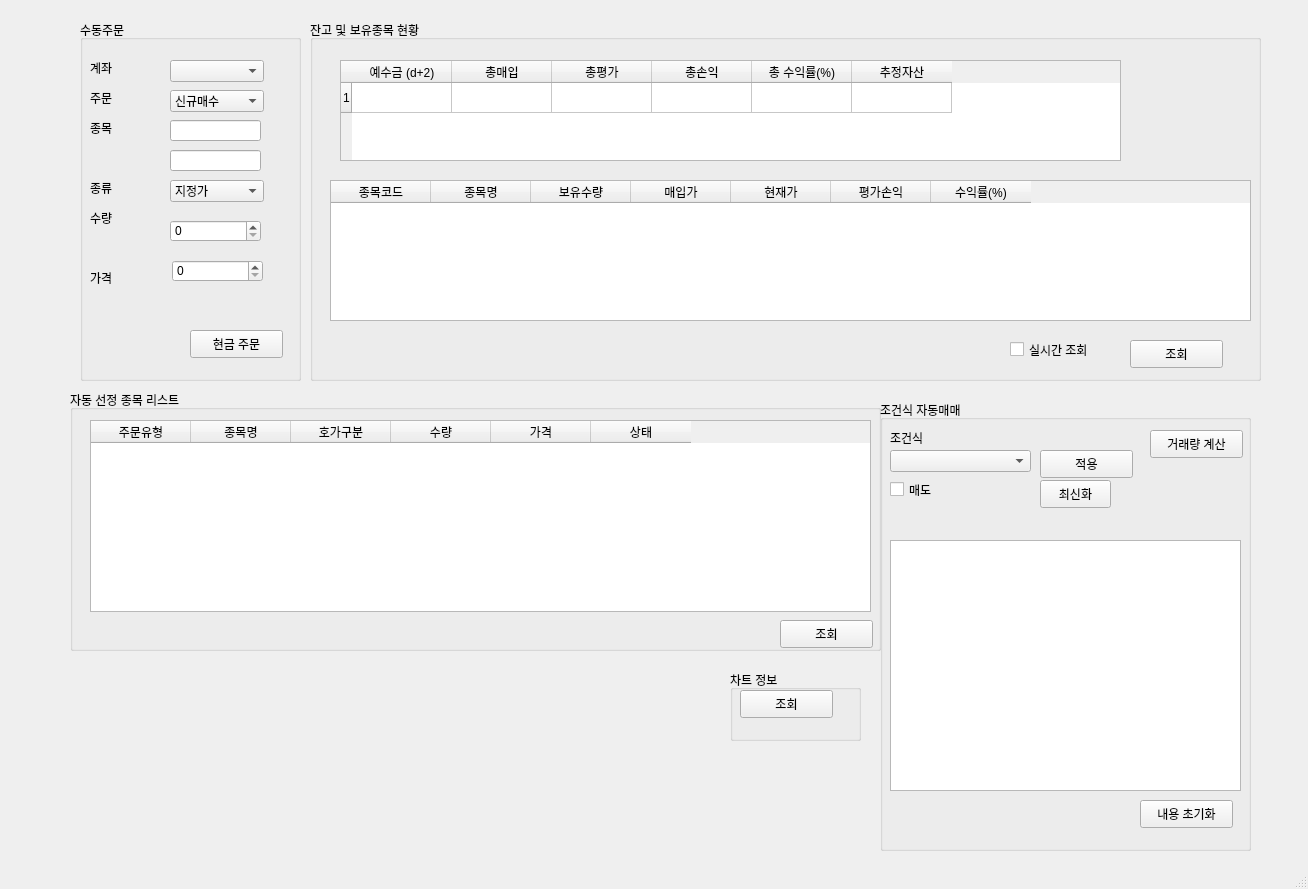
yujin37/Auto_Trading, file Trading/pytrader.ui: the form before one commit.
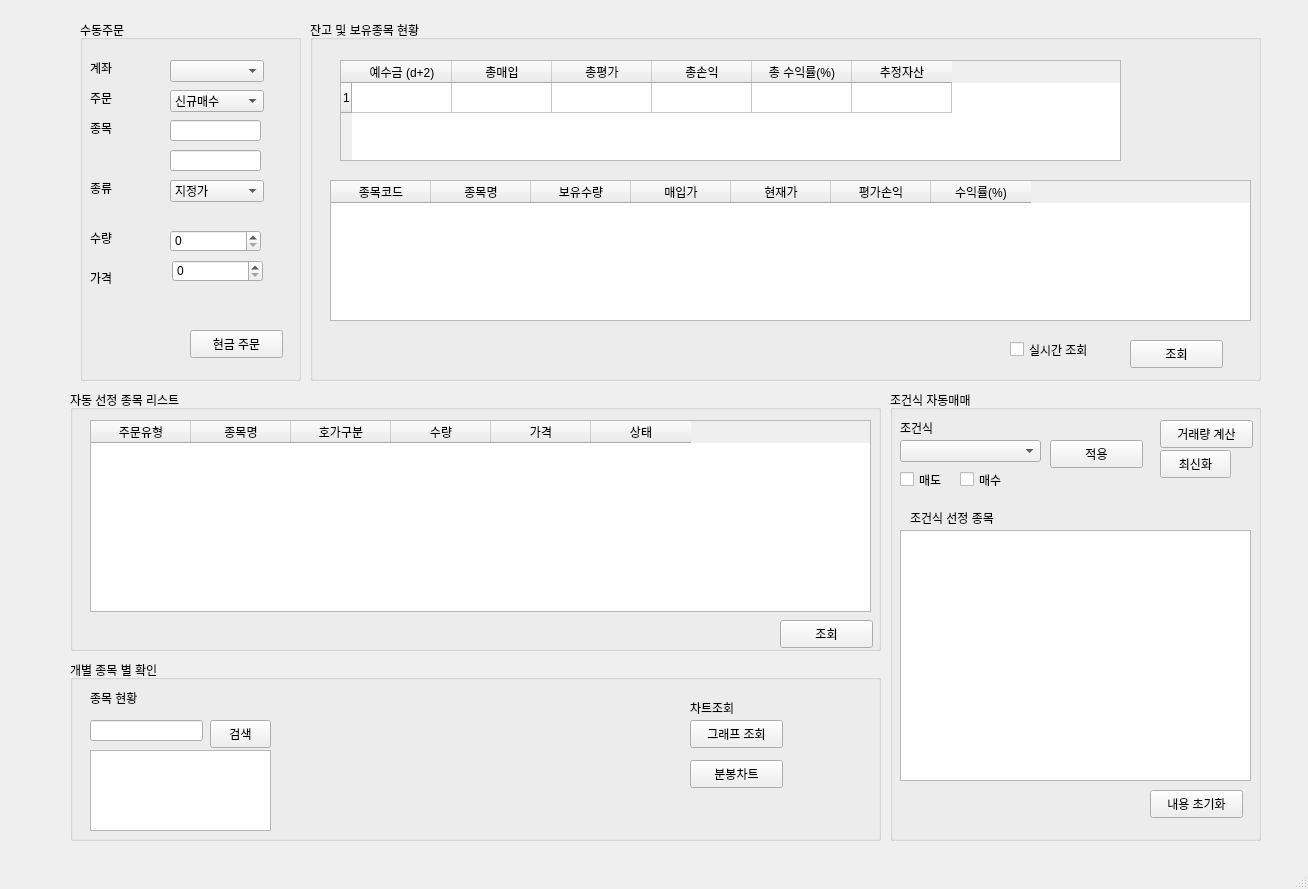
The form after the commit.

Commit message: 차트조회 창 파일 분리

The edit to the form file:
```diff
--- a/Trading/pytrader.ui
+++ b/Trading/pytrader.ui
@@ -82,7 +82,7 @@
      <property name="geometry">
       <rect>
        <x>10</x>
-       <y>190</y>
+       <y>210</y>
        <width>64</width>
        <height>15</height>
       </rect>
@@ -188,7 +188,7 @@
      <property name="geometry">
       <rect>
        <x>90</x>
-       <y>200</y>
+       <y>210</y>
        <width>91</width>
        <height>22</height>
       </rect>
@@ -424,8 +424,8 @@
    <widget class="QGroupBox" name="groupBox_5">
     <property name="geometry">
      <rect>
-      <x>880</x>
-      <y>400</y>
+      <x>890</x>
+      <y>390</y>
       <width>371</width>
       <height>451</height>
      </rect>
@@ -449,8 +449,8 @@
     <widget class="QPushButton" name="pushButton_5">
      <property name="geometry">
       <rect>
-       <x>160</x>
-       <y>80</y>
+       <x>270</x>
+       <y>60</y>
        <width>71</width>
        <height>28</height>
       </rect>
@@ -531,30 +531,128 @@
       <string>내용 초기화</string>
      </property>
     </widget>
+    <widget class="QCheckBox" name="checkBox_3">
+     <property name="geometry">
+      <rect>
+       <x>70</x>
+       <y>80</y>
+       <width>96</width>
+       <height>19</height>
+      </rect>
+     </property>
+     <property name="text">
+      <string>매수</string>
+     </property>
+    </widget>
+    <widget class="QLabel" name="label_8">
+     <property name="geometry">
+      <rect>
+       <x>20</x>
+       <y>120</y>
+       <width>211</width>
+       <height>16</height>
+      </rect>
+     </property>
+     <property name="text">
+      <string>조건식 선정 종목</string>
+     </property>
+    </widget>
    </widget>
    <widget class="QGroupBox" name="groupBox_4">
     <property name="geometry">
      <rect>
-      <x>730</x>
-      <y>670</y>
-      <width>131</width>
-      <height>71</height>
+      <x>70</x>
+      <y>660</y>
+      <width>811</width>
+      <height>181</height>
      </rect>
     </property>
     <property name="title">
-     <string>차트 정보</string>
+     <string>개별 종목 별 확인</string>
     </property>
     <widget class="QPushButton" name="pushButton_4">
      <property name="geometry">
       <rect>
-       <x>10</x>
-       <y>20</y>
+       <x>620</x>
+       <y>60</y>
        <width>93</width>
        <height>28</height>
       </rect>
      </property>
      <property name="text">
-      <string>조회</string>
+      <string>그래프 조회</string>
+     </property>
+    </widget>
+    <widget class="QLabel" name="label_9">
+     <property name="geometry">
+      <rect>
+       <x>20</x>
+       <y>30</y>
+       <width>71</width>
+       <height>16</height>
+      </rect>
+     </property>
+     <property name="text">
+      <string>종목 현황</string>
+     </property>
+    </widget>
+    <widget class="QLineEdit" name="lineEdit_3">
+     <property name="geometry">
+      <rect>
+       <x>20</x>
+       <y>60</y>
+       <width>113</width>
+       <height>21</height>
+      </rect>
+     </property>
+    </widget>
+    <widget class="QPushButton" name="pushButton_8">
+     <property name="geometry">
+      <rect>
+       <x>140</x>
+       <y>60</y>
+       <width>61</width>
+       <height>28</height>
+      </rect>
+     </property>
+     <property name="text">
+      <string>검색</string>
+     </property>
+    </widget>
+    <widget class="QTextEdit" name="textEdit_2">
+     <property name="geometry">
+      <rect>
+       <x>20</x>
+       <y>90</y>
+       <width>181</width>
+       <height>81</height>
+      </rect>
+     </property>
+    </widget>
+    <widget class="QLabel" name="label_10">
+     <property name="geometry">
+      <rect>
+       <x>620</x>
+       <y>40</y>
+       <width>64</width>
+       <height>15</height>
+      </rect>
+     </property>
+     <property name="text">
+      <string>차트조회</string>
+     </property>
+    </widget>
+    <widget class="QPushButton" name="pushButton_10">
+     <property name="geometry">
+      <rect>
+       <x>620</x>
+       <y>100</y>
+       <width>93</width>
+       <height>28</height>
+      </rect>
+     </property>
+     <property name="text">
+      <string>분봉차트</string>
      </property>
     </widget>
    </widget>
```
The commit also changes 4 other files.
